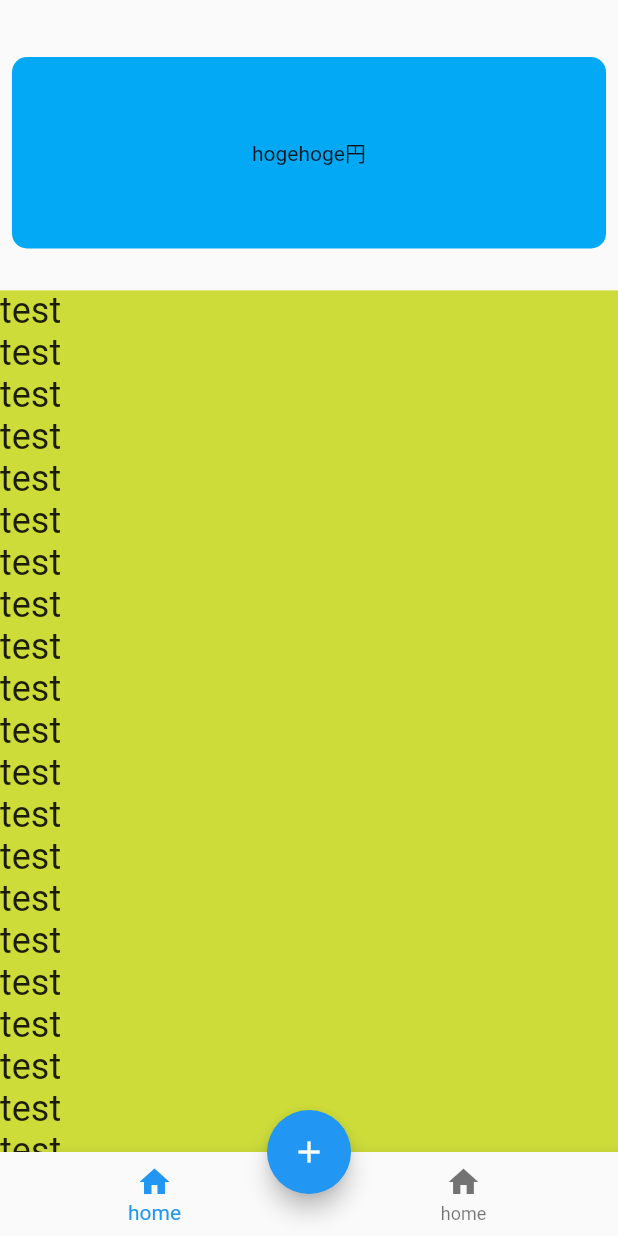
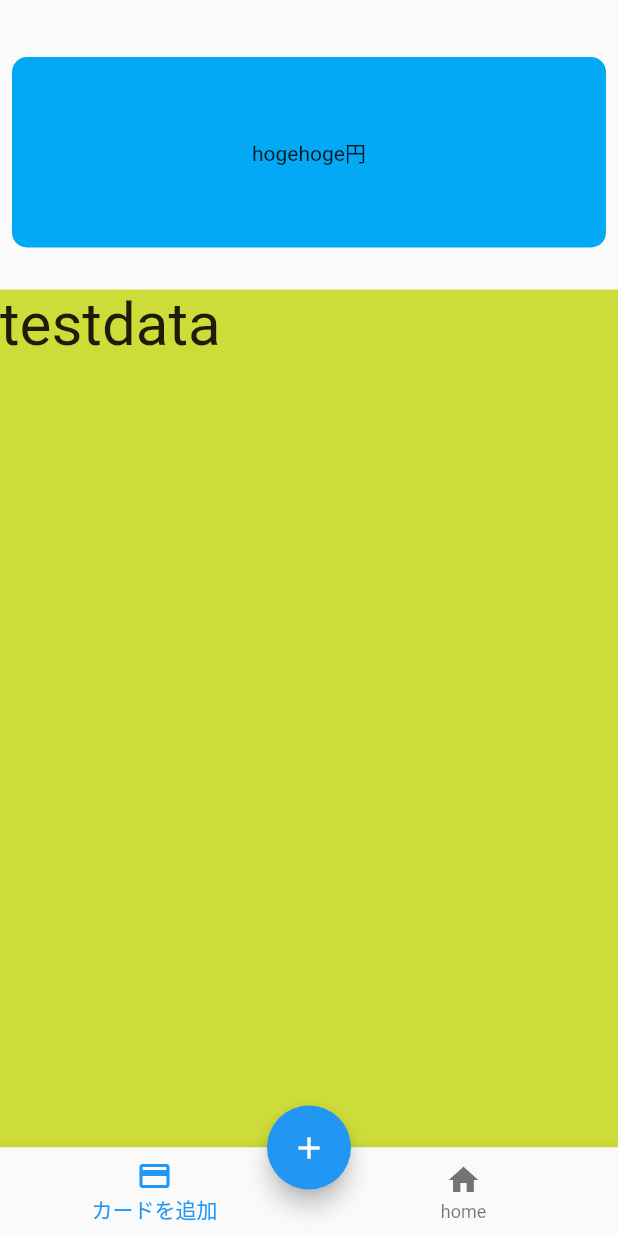
Before and after one commit to koki1126/creditcard-statement-note, a Flutter app: the screen it shows after launch, on a phone screen of 412 x 824 dp. Run offline on Flutter 3.47's test engine with Material 2 defaults, Android fonts, the phone set to English and light mode, and no system bars.

Commit message:
アイコンを変更 リストを削除

```diff
--- a/lib/main_page.dart
+++ b/lib/main_page.dart
@@ -44,101 +44,11 @@ class MainPage extends StatelessWidget {
                   child: ListView(
                     children: [
                       Text(
-                        'test',
-                        style: TextStyle(fontSize: 24),
-                      ),
-                      Text(
-                        'test',
-                        style: TextStyle(fontSize: 24),
-                      ),
-                      Text(
-                        'test',
-                        style: TextStyle(fontSize: 24),
-                      ),
-                      Text(
-                        'test',
-                        style: TextStyle(fontSize: 24),
-                      ),
-                      Text(
-                        'test',
-                        style: TextStyle(fontSize: 24),
-                      ),
-                      Text(
-                        'test',
-                        style: TextStyle(fontSize: 24),
-                      ),
-                      Text(
-                        'test',
-                        style: TextStyle(fontSize: 24),
-                      ),
-                      Text(
-                        'test',
-                        style: TextStyle(fontSize: 24),
-                      ),
-                      Text(
-                        'test',
-                        style: TextStyle(fontSize: 24),
-                      ),
-                      Text(
-                        'test',
-                        style: TextStyle(fontSize: 24),
-                      ),
-                      Text(
-                        'test',
-                        style: TextStyle(fontSize: 24),
-                      ),
-                      Text(
-                        'test',
-                        style: TextStyle(fontSize: 24),
-                      ),
-                      Text(
-                        'test',
-                        style: TextStyle(fontSize: 24),
-                      ),
-                      Text(
-                        'test',
-                        style: TextStyle(fontSize: 24),
-                      ),
-                      Text(
-                        'test',
-                        style: TextStyle(fontSize: 24),
-                      ),
-                      Text(
-                        'test',
-                        style: TextStyle(fontSize: 24),
-                      ),
-                      Text(
-                        'test',
-                        style: TextStyle(fontSize: 24),
-                      ),
-                      Text(
-                        'test',
-                        style: TextStyle(fontSize: 24),
-                      ),
-                      Text(
-                        'test',
-                        style: TextStyle(fontSize: 24),
-                      ),
-                      Text(
-                        'test',
-                        style: TextStyle(fontSize: 24),
-                      ),
-                      Text(
-                        'test',
-                        style: TextStyle(fontSize: 24),
-                      ),
-                      Text(
-                        'test',
-                        style: TextStyle(fontSize: 24),
-                      ),
-                      Text(
-                        'test',
-                        style: TextStyle(fontSize: 24),
-                      ),
-                      Text(
-                        'test',
-                        style: TextStyle(fontSize: 24),
-                      ),
+                        'testdata',
+                        style: TextStyle(
+                          fontSize: 40,
+                        ),
+                      )
                     ],
                   ),
                 ),
@@ -150,6 +60,7 @@ class MainPage extends StatelessWidget {
       floatingActionButton: FloatingActionButton(
         child: Icon(Icons.add),
         onPressed: () {
+          print('pressed add button');
           Navigator.pushNamed(context, '/add_statement');
         },
       ),
@@ -157,8 +68,8 @@ class MainPage extends StatelessWidget {
       bottomNavigationBar: BottomNavigationBar(
         items: const <BottomNavigationBarItem>[
           BottomNavigationBarItem(
-            icon: Icon(Icons.home),
-            label: 'home',
+            icon: Icon(Icons.credit_card),
+            label: 'カードを追加',
           ),
           BottomNavigationBarItem(
             icon: Icon(Icons.home),
```
